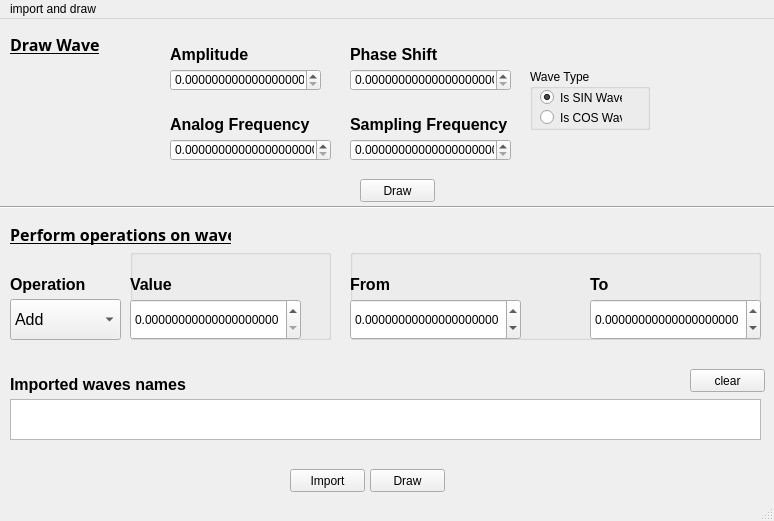
This is mainPage.ui in Tperm-coder/dspSignalGUI as Qt 5 draws it before an edit. The edited form follows.
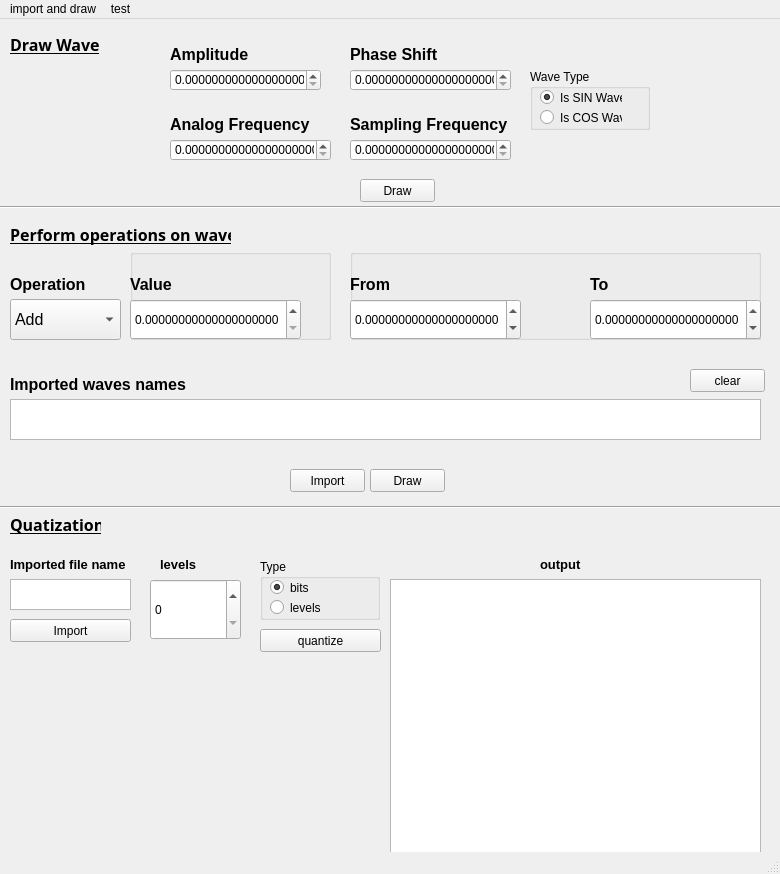
This is the edited form.

```diff
--- a/mainPage.ui
+++ b/mainPage.ui
@@ -9,8 +9,8 @@
    <rect>
     <x>0</x>
     <y>0</y>
-    <width>774</width>
-    <height>521</height>
+    <width>780</width>
+    <height>874</height>
    </rect>
   </property>
   <property name="windowTitle">
@@ -582,13 +582,239 @@
      </property>
     </widget>
    </widget>
+   <widget class="Line" name="line_2">
+    <property name="geometry">
+     <rect>
+      <x>-10</x>
+      <y>480</y>
+      <width>871</width>
+      <height>16</height>
+     </rect>
+    </property>
+    <property name="orientation">
+     <enum>Qt::Horizontal</enum>
+    </property>
+   </widget>
+   <widget class="QPushButton" name="qntImportBtn">
+    <property name="geometry">
+     <rect>
+      <x>10</x>
+      <y>600</y>
+      <width>121</width>
+      <height>23</height>
+     </rect>
+    </property>
+    <property name="text">
+     <string>Import</string>
+    </property>
+   </widget>
+   <widget class="QLabel" name="ampInpLabel_9">
+    <property name="geometry">
+     <rect>
+      <x>10</x>
+      <y>490</y>
+      <width>91</width>
+      <height>31</height>
+     </rect>
+    </property>
+    <property name="font">
+     <font>
+      <family>Adobe Fan Heiti Std B</family>
+      <pointsize>12</pointsize>
+      <weight>75</weight>
+      <bold>true</bold>
+      <underline>true</underline>
+     </font>
+    </property>
+    <property name="text">
+     <string>Quatization</string>
+    </property>
+   </widget>
+   <widget class="QGroupBox" name="qntGroupBox">
+    <property name="geometry">
+     <rect>
+      <x>260</x>
+      <y>540</y>
+      <width>120</width>
+      <height>61</height>
+     </rect>
+    </property>
+    <property name="title">
+     <string>Type</string>
+    </property>
+    <widget class="QRadioButton" name="qntBitsOp">
+     <property name="geometry">
+      <rect>
+       <x>10</x>
+       <y>20</y>
+       <width>82</width>
+       <height>17</height>
+      </rect>
+     </property>
+     <property name="text">
+      <string>bits</string>
+     </property>
+     <property name="checked">
+      <bool>true</bool>
+     </property>
+    </widget>
+    <widget class="QRadioButton" name="qntLvlsOp">
+     <property name="geometry">
+      <rect>
+       <x>10</x>
+       <y>40</y>
+       <width>82</width>
+       <height>17</height>
+      </rect>
+     </property>
+     <property name="text">
+      <string>levels</string>
+     </property>
+    </widget>
+   </widget>
+   <widget class="QPushButton" name="qntBtn">
+    <property name="geometry">
+     <rect>
+      <x>260</x>
+      <y>610</y>
+      <width>121</width>
+      <height>23</height>
+     </rect>
+    </property>
+    <property name="text">
+     <string>quantize</string>
+    </property>
+   </widget>
+   <widget class="QTextEdit" name="qntFileTxt">
+    <property name="enabled">
+     <bool>true</bool>
+    </property>
+    <property name="geometry">
+     <rect>
+      <x>10</x>
+      <y>560</y>
+      <width>121</width>
+      <height>31</height>
+     </rect>
+    </property>
+    <property name="mouseTracking">
+     <bool>false</bool>
+    </property>
+    <property name="readOnly">
+     <bool>true</bool>
+    </property>
+   </widget>
+   <widget class="QLabel" name="ampInpLabel_10">
+    <property name="geometry">
+     <rect>
+      <x>10</x>
+      <y>530</y>
+      <width>131</width>
+      <height>31</height>
+     </rect>
+    </property>
+    <property name="font">
+     <font>
+      <family>Arial</family>
+      <pointsize>10</pointsize>
+      <weight>75</weight>
+      <bold>true</bold>
+     </font>
+    </property>
+    <property name="text">
+     <string>Imported file name</string>
+    </property>
+   </widget>
+   <widget class="QSpinBox" name="qntLvls">
+    <property name="geometry">
+     <rect>
+      <x>150</x>
+      <y>560</y>
+      <width>91</width>
+      <height>61</height>
+     </rect>
+    </property>
+   </widget>
+   <widget class="QLabel" name="ampInpLabel_11">
+    <property name="geometry">
+     <rect>
+      <x>160</x>
+      <y>530</y>
+      <width>41</width>
+      <height>31</height>
+     </rect>
+    </property>
+    <property name="font">
+     <font>
+      <family>Arial</family>
+      <pointsize>10</pointsize>
+      <weight>75</weight>
+      <bold>true</bold>
+     </font>
+    </property>
+    <property name="text">
+     <string>levels</string>
+    </property>
+   </widget>
+   <widget class="QTextEdit" name="qntOutTxt">
+    <property name="enabled">
+     <bool>true</bool>
+    </property>
+    <property name="geometry">
+     <rect>
+      <x>390</x>
+      <y>560</y>
+      <width>371</width>
+      <height>281</height>
+     </rect>
+    </property>
+    <property name="sizePolicy">
+     <sizepolicy hsizetype="Expanding" vsizetype="Ignored">
+      <horstretch>0</horstretch>
+      <verstretch>0</verstretch>
+     </sizepolicy>
+    </property>
+    <property name="font">
+     <font>
+      <pointsize>10</pointsize>
+     </font>
+    </property>
+    <property name="mouseTracking">
+     <bool>false</bool>
+    </property>
+    <property name="readOnly">
+     <bool>true</bool>
+    </property>
+   </widget>
+   <widget class="QLabel" name="ampInpLabel_12">
+    <property name="geometry">
+     <rect>
+      <x>540</x>
+      <y>530</y>
+      <width>41</width>
+      <height>31</height>
+     </rect>
+    </property>
+    <property name="font">
+     <font>
+      <family>Arial</family>
+      <pointsize>10</pointsize>
+      <weight>75</weight>
+      <bold>true</bold>
+     </font>
+    </property>
+    <property name="text">
+     <string>output</string>
+    </property>
+   </widget>
   </widget>
+  <widget class="QStatusBar" name="statusbar"/>
   <widget class="QMenuBar" name="menubar">
    <property name="geometry">
     <rect>
      <x>0</x>
      <y>0</y>
-     <width>774</width>
+     <width>780</width>
      <height>21</height>
     </rect>
    </property>
@@ -600,9 +826,16 @@
     <addaction name="txtCon"/>
     <addaction name="txtDisCon"/>
    </widget>
+   <widget class="QMenu" name="menutest">
+    <property name="title">
+     <string>test</string>
+    </property>
+    <addaction name="quatizationLevels"/>
+    <addaction name="quantizationBits"/>
+   </widget>
    <addaction name="menuimport"/>
+   <addaction name="menutest"/>
   </widget>
-  <widget class="QStatusBar" name="statusbar"/>
   <action name="txtDis">
    <property name="text">
     <string>txt to discrete wave</string>
```
Left out of the diff: 10 changed lines with no effect on the pictures.
